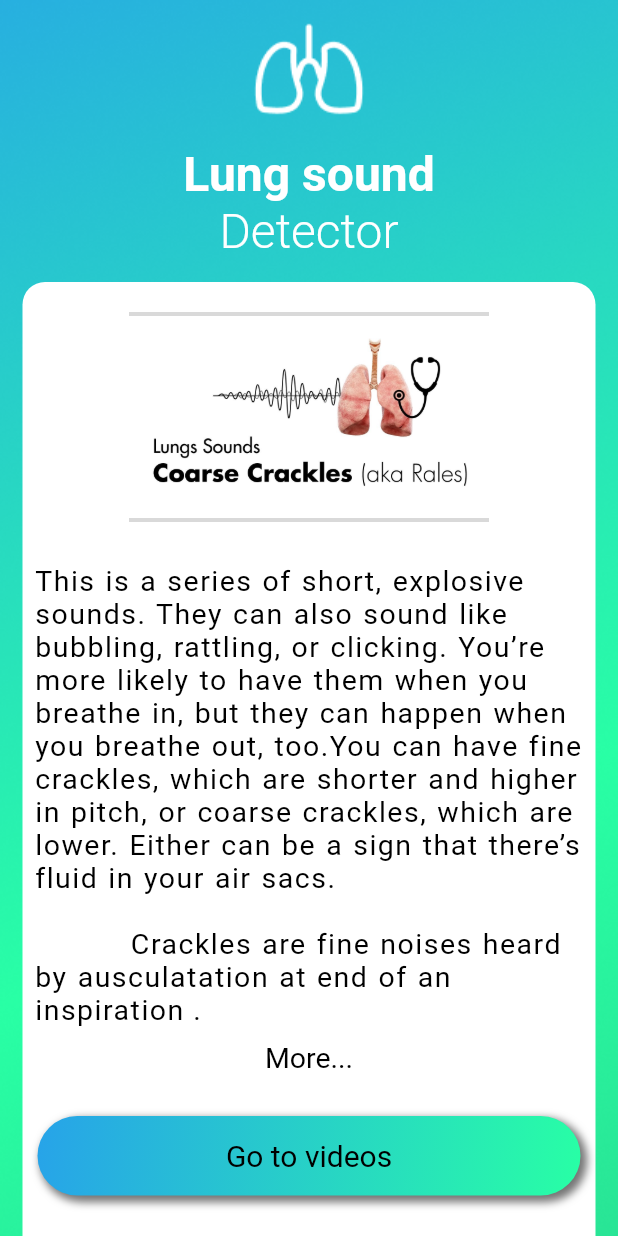
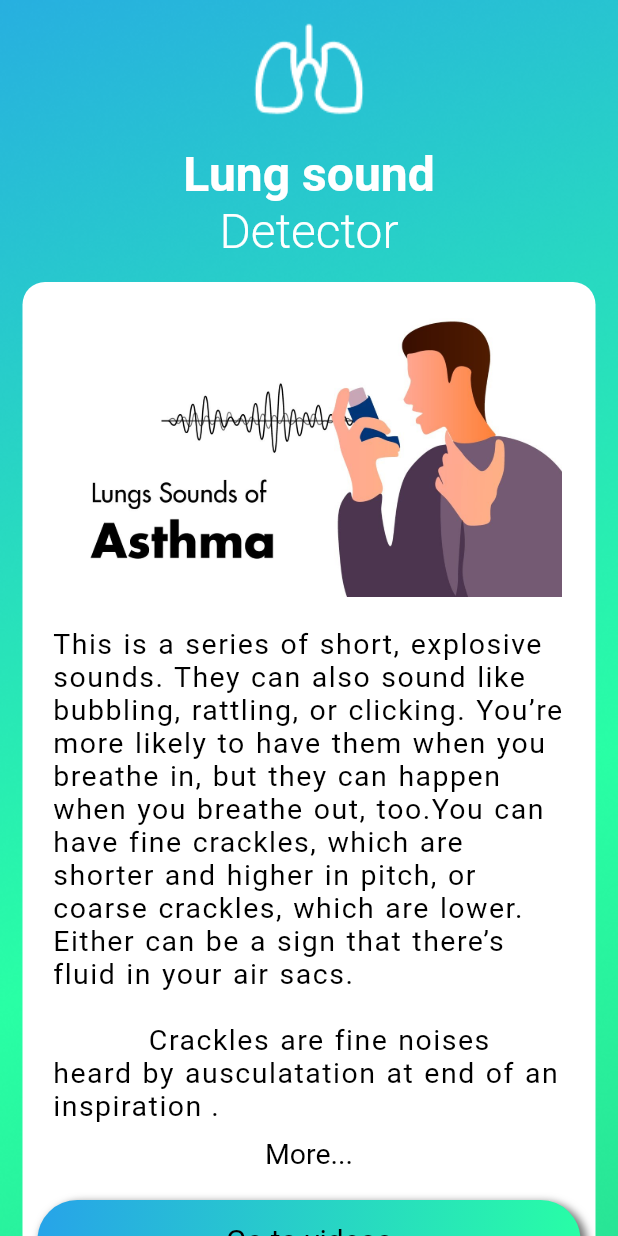
Before and after one commit to ashen-disanayaka/lungsound-app, a Flutter app: the screen it shows after launch, on a phone screen of 412 x 824 dp. Run offline on Flutter 3.47's test engine with Material 2 defaults, Android fonts, the phone set to English and light mode, and no system bars; our stand-ins replace animated_splash_screen, file_picker, page_transition.

Commit message:
edit code

```diff
--- a/lib/crackles.dart
+++ /dev/null
@@ -1,160 +0,0 @@
-import 'package:flutter/material.dart';
-
-class Crackles_page extends StatefulWidget {
-  const Crackles_page({Key? key}) : super(key: key);
-
-  @override
-  _Crackles_pageState createState() => _Crackles_pageState();
-}
-
-class _Crackles_pageState extends State<Crackles_page> {
-  @override
-  Widget build(BuildContext context) {
-    return  Scaffold(
-      body: Stack(
-        children: [
-          Image.asset('assets/img/home.png',
-            width: MediaQuery.of(context).size.width,
-            fit: BoxFit.cover,
-          ),
-          Center(
-            child: ListView(
-              scrollDirection: Axis.vertical,
-              children: <Widget>[
-                Image.asset('assets/img/Lungs.png',
-                  height: 97,
-                  width: 97,
-                ),
-                 Center(
-                  child: Text(
-                    'Lung sound',
-                    style: TextStyle(
-                        fontSize: 32,
-                        fontWeight: FontWeight.bold,
-                        color: Colors.white),
-                  ),
-                ),
-                const Center(
-                  child: Text(
-                    'Detector',
-                    style: TextStyle(
-                        fontSize: 32,
-                        fontWeight: FontWeight.w300,
-                        color: Colors.white),
-                  ),
-                ),
-                Padding(
-                  padding:  EdgeInsets.all(15),
-                  child: Container(
-                    height: 700,
-                    width: 300,
-                    decoration: BoxDecoration(
-                      color: Colors.white,
-                      borderRadius: BorderRadius.circular(15),
-                    ),
-                    child: Column(
-                      children: [
-                        SizedBox(height: 20,),
-                        Container(
-                          color: Color(0xffD9D9D9),
-                          height: 140,
-                          width: 240,
-                          child: Image.asset('assets/img/cra.png'),
-                        ),
-                        SizedBox(height: 20,),
-                        Padding(
-                          padding: const EdgeInsets.all(8.0),
-                          child: Center(
-                            child: Expanded(
-                              child: Column(
-                                children: [
-                                  Text(
-                                    'This is a series of short, explosive sounds. They can also sound like bubbling, rattling, or clicking. You’re more likely to have them when you breathe in, but they can happen when you breathe out, too.You can have fine crackles, which are shorter and higher in pitch, or coarse crackles, which are lower. Either can be a sign that there’s fluid in your air sacs.    \n \n           Crackles are fine noises heard by ausculatation at end of an inspiration .',
-                                    style: TextStyle(
-                                        fontSize: 19,
-                                        letterSpacing: 1,
-                                        wordSpacing: 1,
-
-                                        color: Colors.black),
-                                  ),
-                                  SizedBox(height: 10,),
-                                  Text(
-                                    'More...',
-                                    style: TextStyle(
-                                        fontSize: 19,
-
-                                        color: Colors.black),
-                                  ),
-                                ],
-                              ),
-                            ),
-                          ),
-                        ),
-                        const SizedBox(height: 10,),
-                        Padding(
-                          padding: const EdgeInsets.all(10),
-                          child: InkResponse(
-                            hoverColor: Colors.blue,
-                            highlightColor: Colors.blue,
-                            onTap: (){
-
-                            },
-                            child: Container(
-                              height: 53,
-                              width:double.infinity,
-                              decoration: BoxDecoration(
-                                gradient: LinearGradient(
-                                  begin: Alignment.topLeft,
-                                  end: Alignment.bottomRight,
-                                  colors: [Color(0xff27A3E9), Color(0xff28FFA5)],
-                                ),
-                                borderRadius: BorderRadius.circular(28),
-                                boxShadow: const [
-                                  BoxShadow(
-                                    color: Colors.black54,
-                                    blurRadius: 4.0,
-                                    spreadRadius: 1.5,
-                                    offset: Offset(
-                                      3,
-                                      3,
-                                    ),
-                                  ),
-                                ],
-                              ),
-                              child:  const Center(
-                                child: Text('Go to videos',
-                                  style: TextStyle(
-                                    color: Colors.black,
-                                    fontSize: 20,
-                                  ),
-                                ),
-                              ),
-                            ),
-                          ),
-                        ),
-                        const SizedBox(height: 15,),
-                        Row(
-                          mainAxisAlignment: MainAxisAlignment.spaceBetween,
-                          children: [
-                            Icon(Icons.navigate_before_rounded,size: 48,),
-                            Icon(Icons.navigate_next_rounded,size: 48,),
-
-                          ],
-                        ),
-
-
-
-                      ],
-                    ),
-                  ),
-                ),
-
-
-              ],
-            ),
-          ),
-        ],
-      ),
-    );
-  }
-}
--- /dev/null
+++ b/lib/homepages/asethma.dart
@@ -0,0 +1,119 @@
+import 'package:flutter/material.dart';
+
+class Asethma extends StatefulWidget {
+  const Asethma({Key? key}) : super(key: key);
+
+  @override
+  _AsethmaState createState() => _AsethmaState();
+}
+
+class _AsethmaState extends State<Asethma> {
+  @override
+  Widget build(BuildContext context) {
+    return Padding(
+      padding:  EdgeInsets.all(15),
+      child: Container(
+        height: 780,
+        width: 300,
+        decoration: BoxDecoration(
+          color: Colors.white,
+          borderRadius: BorderRadius.circular(15),
+        ),
+        child: Column(
+          children: [
+            SizedBox(height: 20,),
+            Container(
+
+              height: 190,
+              width: 340,
+              child: Image.asset('assets/img/aseth.png'),
+            ),
+            SizedBox(height: 20,),
+            Padding(
+              padding: const EdgeInsets.only(left: 20,right: 20),
+              child: Center(
+                child: Expanded(
+                  child: Column(
+                    children: [
+                      Text(
+                        'This is a series of short, explosive sounds. They can also sound like bubbling, rattling, or clicking. You’re more likely to have them when you breathe in, but they can happen when you breathe out, too.You can have fine crackles, which are shorter and higher in pitch, or coarse crackles, which are lower. Either can be a sign that there’s fluid in your air sacs.    \n \n           Crackles are fine noises heard by ausculatation at end of an inspiration .',
+                        style: TextStyle(
+                            fontSize: 19,
+                            letterSpacing: 1,
+                            wordSpacing: 1,
+
+                            color: Colors.black),
+                      ),
+                      SizedBox(height: 10,),
+                      Text(
+                        'More...',
+                        style: TextStyle(
+                            fontSize: 19,
+
+                            color: Colors.black),
+                      ),
+                    ],
+                  ),
+                ),
+              ),
+            ),
+            const SizedBox(height: 10,),
+            Padding(
+              padding: const EdgeInsets.all(10),
+              child: InkResponse(
+                hoverColor: Colors.blue,
+                highlightColor: Colors.blue,
+                onTap: (){
+
+                },
+                child: Container(
+                  height: 53,
+                  width:double.infinity,
+                  decoration: BoxDecoration(
+                    gradient: LinearGradient(
+                      begin: Alignment.topLeft,
+                      end: Alignment.bottomRight,
+                      colors: [Color(0xff27A3E9), Color(0xff28FFA5)],
+                    ),
+                    borderRadius: BorderRadius.circular(28),
+                    boxShadow: const [
+                      BoxShadow(
+                        color: Colors.black54,
+                        blurRadius: 4.0,
+                        spreadRadius: 1.5,
+                        offset: Offset(
+                          3,
+                          3,
+                        ),
+                      ),
+                    ],
+                  ),
+                  child:  const Center(
+                    child: Text('Go to videos',
+                      style: TextStyle(
+                        color: Colors.black,
+                        fontSize: 20,
+                      ),
+                    ),
+                  ),
+                ),
+              ),
+            ),
+            const SizedBox(height: 40,),
+            Row(
+              mainAxisAlignment: MainAxisAlignment.spaceBetween,
+              children: [
+                Icon(Icons.navigate_before_rounded,size: 48,),
+                Icon(Icons.navigate_next_rounded,size: 48,),
+
+              ],
+            ),
+
+
+
+          ],
+        ),
+      ),
+    );
+  }
+}
--- a/lib/main.dart
+++ b/lib/main.dart
@@ -1,6 +1,6 @@
 import 'package:flutter/material.dart';
-import 'package:lungsound_detectorapp/crackles.dart';
 import 'package:lungsound_detectorapp/landing.dart';
+import 'package:lungsound_detectorapp/pages.dart';
 
 
 void main() {
@@ -17,7 +17,7 @@ class MyApp extends StatelessWidget {
       title: 'Flutter Demo',
       theme: ThemeData(
       ),
-      home: const Crackles_page(),
+      home: const Pages(),
     );
   }
 }
--- /dev/null
+++ b/lib/pages.dart
@@ -0,0 +1,58 @@
+import 'package:flutter/material.dart';
+import 'package:lungsound_detectorapp/homepages/asethma.dart';
+
+class Pages extends StatefulWidget {
+  const Pages({Key? key}) : super(key: key);
+
+  @override
+  _PagesState createState() => _PagesState();
+}
+
+class _PagesState extends State<Pages> {
+  @override
+  Widget build(BuildContext context) {
+    return Scaffold(
+      body: Stack(
+        children: [
+          Image.asset('assets/img/home.png',
+            width: MediaQuery.of(context).size.width,
+            fit: BoxFit.cover,
+          ),
+          Center(
+            child: ListView(
+              scrollDirection: Axis.vertical,
+              children: <Widget>[
+                Image.asset('assets/img/Lungs.png',
+                  height: 97,
+                  width: 97,
+                ),
+                Center(
+                  child: Text(
+                    'Lung sound',
+                    style: TextStyle(
+                        fontSize: 32,
+                        fontWeight: FontWeight.bold,
+                        color: Colors.white),
+                  ),
+                ),
+                const Center(
+                  child: Text(
+                    'Detector',
+                    style: TextStyle(
+                        fontSize: 32,
+                        fontWeight: FontWeight.w300,
+                        color: Colors.white),
+                  ),
+                ),
+                Asethma(),
+
+
+
+              ],
+            ),
+          ),
+        ],
+      ),
+    );
+  }
+}
```
Also changed, not shown: lib/homepages/crackles.dart (added, +119 -0 lines), lib/homepages/whees.dart (added, +119 -0 lines).
